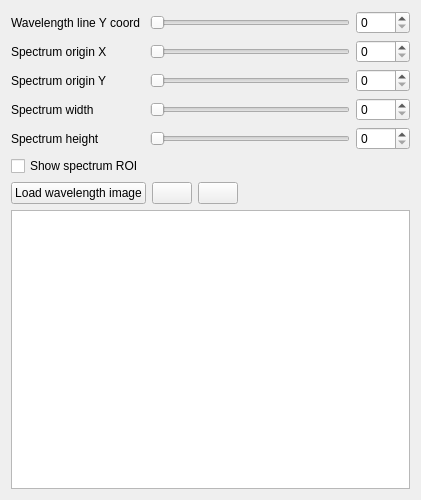
Before: the Qt Designer form openhsl/gui/device/wcd_form.ui in OpenHSL/OpenHSL, drawn with Qt 5.
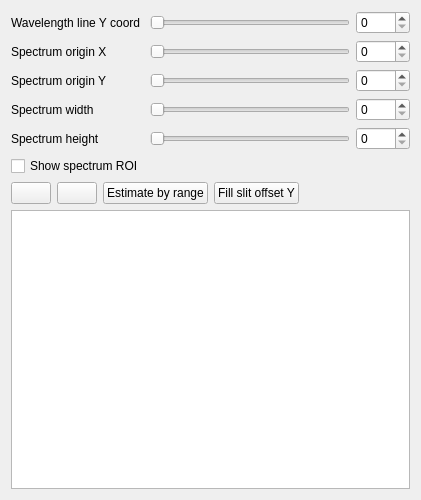
After: the same form once the commit is applied.

Commit message: add: gui: wavelength calibration table window: estimate wavelengths by range and fill slit offset Y buttons, slots and logic

```diff
--- a/openhsl/gui/device/wcd_form.ui
+++ b/openhsl/gui/device/wcd_form.ui
@@ -135,13 +135,6 @@
    </item>
    <item row="1" column="0">
     <layout class="QHBoxLayout" name="horizontalLayout_4">
-     <item>
-      <widget class="QPushButton" name="loadWavelengthImage_pushButton">
-       <property name="text">
-        <string>Load wavelength image</string>
-       </property>
-      </widget>
-     </item>
      <item>
       <widget class="QPushButton" name="addWavelength_pushButton">
        <property name="minimumSize">
@@ -171,6 +164,20 @@
        </property>
       </widget>
      </item>
+     <item>
+      <widget class="QPushButton" name="estimateWavelengthsByRange_pushButton">
+       <property name="text">
+        <string>Estimate by range</string>
+       </property>
+      </widget>
+     </item>
+     <item>
+      <widget class="QPushButton" name="fillSlitOffsetY_pushButton">
+       <property name="text">
+        <string>Fill slit offset Y</string>
+       </property>
+      </widget>
+     </item>
      <item>
       <spacer name="horizontalSpacer_5">
        <property name="orientation">
```
The commit also changes 2 other files.
